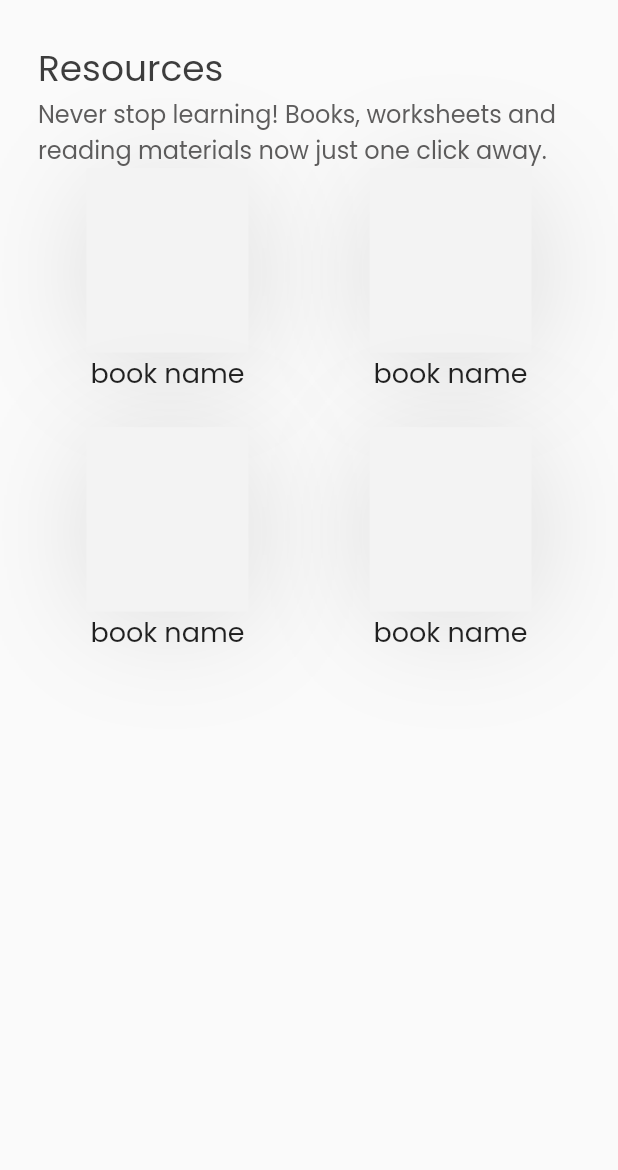
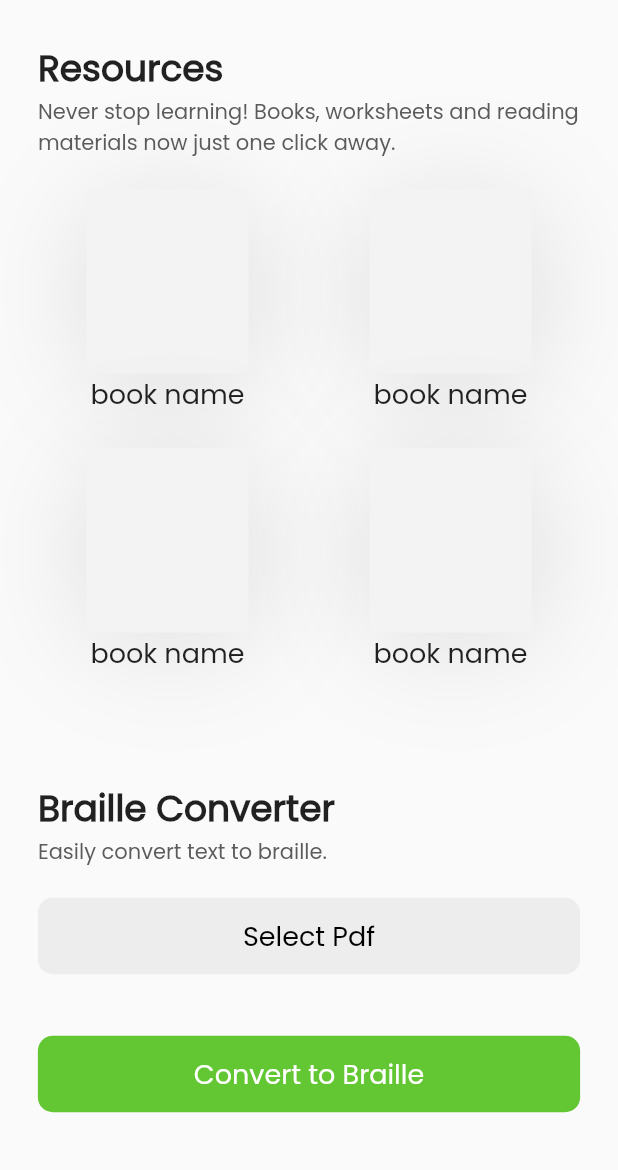
Before and after one commit to 1psrishti/educazy, a Flutter app: the HomeScreen screen opened directly, after a tap on "Resources", on a phone screen of 412 x 824 dp, the part 66-1236 px from its top. Run offline on Flutter 3.47's test engine with Material 2 defaults, Android fonts, the phone set to English and light mode, and no system bars; our stand-ins replace file_picker, flutter_svg, flutter_vector_icons, google_fonts; missing offline and left inert: read_pdf_text; project files that could hold a hidden picture were left out.

Commit message:
added braille converter

```diff
--- a/lib/screens/homescreen.dart
+++ b/lib/screens/homescreen.dart
@@ -4,8 +4,10 @@ import 'package:educazy/helper_methods.dart';
 import 'package:educazy/screens/progress_card.dart';
 import 'package:educazy/screens/quiz_screens/quiz_ques.dart';
 import 'package:educazy/screens/resources_screen.dart';
+import 'package:educazy/widgets/text_styles.dart';
 import 'package:flutter/material.dart';
 import 'package:educazy/widgets.dart';
+import 'package:google_fonts/google_fonts.dart';
 import 'package:provider/provider.dart';
 
 class HomeScreen extends StatefulWidget {
@@ -42,29 +44,32 @@ class _HomeScreenState extends State<HomeScreen> {
                       ),
                     ),
                     const SizedBox(height: 10),
-                    const Text(
+                    Text(
                       "Explore, question, learn. Connect virtually with the "
                       "guided support of sign language detection and "
                       "subtitles.",
                       textAlign: TextAlign.center,
-                      style: TextStyle(
-                        fontFamily: "Poppins",
+                      style: GoogleFonts.poppins(
                         fontSize: 16,
-                        color: Color(0xffAEAEAE),
+                        color: const Color(0xffAEAEAE),
                       ),
                     ),
-                    const SizedBox(height: 20),
+                    const SizedBox(height: 30),
                     Container(
-                      padding: const EdgeInsets.all(12),
+                      padding: const EdgeInsets.all(16),
                       child: const TextField(
                         decoration: InputDecoration.collapsed(
                             hintText: "Enter code - Excyyz-99990",
                             hintStyle: TextStyle(
-                                fontSize: 18, color: Color(0xff8D8D8D))),
+                              fontSize: 18,
+                              color: Color(0xff8D8D8D),
+                            ),
+                        ),
                       ),
                       decoration: const BoxDecoration(
                           color: Color(0xffEDEDED),
-                          borderRadius: BorderRadius.all(Radius.circular(10))),
+                          borderRadius: BorderRadius.all(Radius.circular(10)),
+                      ),
                     ),
                     const SizedBox(height: 16),
                     GestureDetector(
@@ -86,7 +91,7 @@ class _HomeScreenState extends State<HomeScreen> {
                         ),
                       ),
                     ),
-                    const SizedBox(height: 44),
+                    const SizedBox(height: 50),
                     Column(
                       children: [
                         Row(
@@ -99,13 +104,16 @@ class _HomeScreenState extends State<HomeScreen> {
                             Tabs(
                                 onPressed: () {
                                   HelperMethods.navigateTo(
-                                      MultiProvider(providers: [
-                                        ChangeNotifierProvider(
-                                            create: ((context) => QuizData())),
-                                        ChangeNotifierProvider(
-                                            create: ((context) => TimerData())),
-                                      ], child: QuizQues()),
-                                      context);
+                                      MultiProvider(
+                                          providers: [
+                                            ChangeNotifierProvider(
+                                                create: (context) => QuizData()),
+                                            ChangeNotifierProvider(
+                                                create: (context) => TimerData()),
+                                          ],
+                                          child: const QuizQues(),
+                                      ), context
+                                  );
                                 },
                                 imagePath: "assets/images/tests.png",
                                 text: "Tests"),
@@ -117,15 +125,14 @@ class _HomeScreenState extends State<HomeScreen> {
                           children: [
                             Tabs(
                                 onPressed: () {
-                                  HelperMethods.navigateTo(
-                                      Progresscard(), context);
+                                  HelperMethods.navigateTo(const Progresscard(), context);
                                 },
                                 imagePath: "assets/images/progress_cards.png",
                                 text: "Progress\nCard"),
                             Tabs(
                                 onPressed: () {
                                   HelperMethods.navigateTo(
-                                      Resources(), context);
+                                      const Resources(), context);
                                 },
                                 imagePath: "assets/images/resources.png",
                                 text: "Resources"),
@@ -133,23 +140,13 @@ class _HomeScreenState extends State<HomeScreen> {
                         ),
                       ],
                     ),
-                    const SizedBox(height: 62),
+                    const SizedBox(height: 50),
                   ],
                 ),
               ),
-              const Text(
-                "Events",
-                style: TextStyle(
-                  fontWeight: FontWeight.bold,
-                  fontSize: 24,
-                ),
-              ),
+              const HeaderText(text: "Events"),
               const SizedBox(height: 10),
-              const Text(
-                "Upcoming events conducted for you. Find new doors of "
-                "opportunities.",
-                style: TextStyle(color: Color(0xff5B5B5B), fontSize: 14),
-              ),
+              const TaglineText(text: "Upcoming events conducted for you. Find new doors of opportunities."),
               const SizedBox(height: 24),
               SingleChildScrollView(
                 scrollDirection: Axis.horizontal,
@@ -161,20 +158,11 @@ class _HomeScreenState extends State<HomeScreen> {
                   ],
                 ),
               ),
-              const SizedBox(height: 46),
-              const Text(
-                "Schedule",
-                style: TextStyle(
-                  fontWeight: FontWeight.bold,
-                  fontSize: 24,
-                ),
-              ),
+              const SizedBox(height: 50),
+              const HeaderText(text: "Schedule"),
               const SizedBox(height: 10),
-              const Text(
-                "Find your plans for the day.",
-                style: TextStyle(color: Color(0xff5B5B5B), fontSize: 14),
-              ),
-              const SizedBox(height: 24),
+              const TaglineText(text: "Find your plans for the day."),
+              const SizedBox(height: 30),
               Cards(
                 titleText: "Maternal Science Class",
                 date: "5 Aug 2022",
--- a/lib/screens/quiz_screens/quiz_ques.dart
+++ b/lib/screens/quiz_screens/quiz_ques.dart
@@ -259,9 +259,9 @@ class _QuizQuesState extends State<QuizQues> {
                               ),
                               style: GoogleFonts.poppins(
                                   fontWeight: FontWeight.w500, fontSize: 18)),
-                          Icon(
+                          const Icon(
                             Entypo.chevron_small_right,
-                            color: const Color(0xFF7F5EEC),
+                            color: Color(0xFF7F5EEC),
                             size: 21,
                           ),
                         ]),
--- a/lib/screens/resources_screen.dart
+++ b/lib/screens/resources_screen.dart
@@ -1,7 +1,15 @@
+import 'dart:convert';
+import 'dart:io';
 import 'package:educazy/data/resources_data.dart';
 import 'package:educazy/widgets/header_logo.dart';
+import 'package:educazy/widgets/text_styles.dart';
 import 'package:flutter/material.dart';
 import 'package:google_fonts/google_fonts.dart';
+import 'dart:async';
+import 'package:http/http.dart' as http;
+import 'package:file_picker/file_picker.dart';
+import 'package:flutter/services.dart';
+import 'package:read_pdf_text/read_pdf_text.dart';
 
 class Resources extends StatefulWidget {
   const Resources({Key? key}) : super(key: key);
@@ -11,11 +19,17 @@ class Resources extends StatefulWidget {
 }
 
 class _ResourcesState extends State<Resources> {
+  String pdfText = "";
+  String url = "https://api.funtranslations.com/translate/braille/unicode.json?text=";
+  String displayedText = "";
+
   @override
   Widget build(BuildContext context) {
     final width = MediaQuery.of(context).size.width;
+
     return Scaffold(
       body: SafeArea(
+          child: SingleChildScrollView(
         child: Column(
           crossAxisAlignment: CrossAxisAlignment.stretch,
           children: [
@@ -28,36 +42,24 @@ class _ResourcesState extends State<Resources> {
               child: Column(
                 crossAxisAlignment: CrossAxisAlignment.stretch,
                 children: [
-                Text(
-                  'Resources',
-                  style: GoogleFonts.poppins(
-                      fontWeight: FontWeight.w500,
-                      fontSize: 24,
-                      color: const Color(0xFF3D3D3D)),
-                  textAlign: TextAlign.left,
-                ),
-                const SizedBox(),
-                Text(
-                  'Never stop learning! Books, worksheets and reading materials now just one click away.',
-                  style: GoogleFonts.poppins(
-                      fontWeight: FontWeight.w500,
-                      fontSize: 16,
-                      color: const Color(0xFF5E5D5D)),
-                ),
-                Container(
-                    child: GridView.builder(
+                  const HeaderText(text: 'Resources'),
+                  const TaglineText(text: 'Never stop learning! Books, worksheets and reading materials now just one click away.'),
+                  const SizedBox(height: 20),
+                  GridView.builder(
                     itemCount: resources.length,
                     shrinkWrap: true,
-                  gridDelegate: const SliverGridDelegateWithFixedCrossAxisCount(
+                    gridDelegate:
+                        const SliverGridDelegateWithFixedCrossAxisCount(
                             crossAxisCount: 2, crossAxisSpacing: 16),
                     itemBuilder: (context, index) {
                       return Column(children: [
                         Container(
                           width: 108,
                           height: 123,
-                        decoration:
-                            BoxDecoration(color: Color(0xFFF3F3F3), boxShadow: [
-                          const BoxShadow(
+                          decoration: const BoxDecoration(
+                              color: Color(0xFFF3F3F3),
+                              boxShadow: [
+                                BoxShadow(
                                   offset: Offset(2, 8),
                                   blurRadius: 79,
                                   spreadRadius: -19,
@@ -72,12 +74,111 @@ class _ResourcesState extends State<Resources> {
                         )
                       ]);
                     },
-                ))
+                  ),
+                  const SizedBox(height: 50),
+                  const HeaderText(text: "Braille Converter"),
+                  const TaglineText(text: "Easily convert text to braille."),
+                  const SizedBox(height: 20),
+                  GestureDetector(
+                    onTap: () async {
+                      final FilePickerResult? result =
+                          await FilePicker.platform.pickFiles(
+                        type: FileType.custom,
+                        allowedExtensions: ['pdf'],
+                      );
+                      if (result != null) {
+                        File file = File(result.files.single.path ?? "");
+                        getPDFText(file.path).then((pdfText) {
+                          final text = pdfText.replaceAll("\n", " ");
+                          pdfText = text;
+                          setState(() {
+                            displayedText = "PDF selected.";
+                          });
+                        });
+                      }
+                    },
+                    child: Container(
+                      padding: const EdgeInsets.all(12),
+                      child: const Text(
+                        "Select Pdf",
+                        textAlign: TextAlign.center,
+                        style: TextStyle(
+                          color: Colors.black,
+                          fontSize: 18,
+                        ),
+                      ),
+                      width: double.infinity,
+                      decoration: const BoxDecoration(
+                        color: Color(0xffEDEDED),
+                        borderRadius: BorderRadius.all(Radius.circular(10)),
+                      ),
+                    ),
+                  ),
+                  const SizedBox(height: 10),
+                  Text(displayedText),
+                  const SizedBox(height: 10),
+                  GestureDetector(
+                    onTap: () {
+                      getBraille(pdfText);
+                    },
+                    child: Container(
+                      padding: const EdgeInsets.all(12),
+                      child: const Text(
+                        "Convert to Braille",
+                        textAlign: TextAlign.center,
+                        style: TextStyle(
+                          color: Colors.white,
+                          fontSize: 18,
+                        ),
+                      ),
+                      width: double.infinity,
+                      decoration: const BoxDecoration(
+                        color: Color(0xff62C733),
+                        borderRadius: BorderRadius.all(Radius.circular(10)),
+                      ),
+                    ),
+                  ),
+                  const SizedBox(height: 50),
                 ],
               ),
             )
           ],
+        ),
       )),
     );
   }
+
+  Future<String> getPDFText(String path) async {
+    try {
+      pdfText = await ReadPdfText.getPDFtext(path);
+    } on PlatformException {
+      debugPrint("Failed to get PDF text.");
     }
+    return pdfText;
+  }
+
+  void getBraille(String text) {
+    text = text.substring(0, 1900);
+    text = text.replaceAll(RegExp('[^A-Za-z0-9]'), '');
+    displayedText = "";
+    String finalUrl = url + text;
+    final uri = Uri.parse(finalUrl);
+    http.get(uri).then((response) {
+      if (response.statusCode == 200) {
+        final responseBody = response.body;
+        final decodedJson = jsonDecode(responseBody);
+        final brailleData = decodedJson['contents'];
+        final List resultsList = brailleData['translated'];
+        for (var i = 0; i < resultsList.length; i++) {
+          debugPrint(resultsList[i]);
+          displayedText = displayedText + resultsList[i];
+        }
+        setState(() {});
+      } else {
+        debugPrint(response.statusCode.toString());
+      }
+    }).catchError((e) {
+      debugPrint("---------------------------$e-----------------------------");
+    });
+  }
+}
--- a/lib/widgets.dart
+++ b/lib/widgets.dart
@@ -10,7 +10,11 @@ class Tabs extends StatelessWidget {
 
   @override
   Widget build(BuildContext context) {
-    return GestureDetector(
+    return Material(
+      color: Colors.white,
+      child: InkWell(
+        splashColor: Color(0xffFF633A),
+        // focusColor: Colors.orange,
         onTap: onPressed,
         child: Container(
           width: MediaQuery.of(context).size.width / 2.37,
@@ -30,18 +34,19 @@ class Tabs extends StatelessWidget {
             ],
           ),
           decoration: BoxDecoration(
-          color: Colors.white,
+            // color: Colors.transparent,
             borderRadius: const BorderRadius.all(Radius.circular(5)),
             border: Border.all(
               color: const Color(0xffFFD7CC),
             ),
-          boxShadow: [
-            BoxShadow(
-              color: Colors.grey.withOpacity(0.5),
-              blurRadius: 5,
-              offset: const Offset(0, 2),
+            // boxShadow: [
+              // BoxShadow(
+              //   // color: Colors.grey.withOpacity(0.5),
+              //   blurRadius: 5,
+              //   offset: const Offset(0, 2),
+              // ),
+            // ],
           ),
-          ],
         ),
       ),
     );
--- /dev/null
+++ b/lib/widgets/text_styles.dart
@@ -0,0 +1,39 @@
+import 'package:flutter/material.dart';
+
+
+class HeaderText extends StatelessWidget {
+  final String text;
+
+  const HeaderText({Key? key, required this.text}) : super(key: key);
+
+  @override
+  Widget build(BuildContext context) {
+    return Text(
+      text,
+      style: const TextStyle(
+        fontWeight: FontWeight.bold,
+        fontSize: 24,
+      ),
+    );
+  }
+}
+
+
+
+
+class TaglineText extends StatelessWidget {
+  final String text;
+
+  const TaglineText({Key? key, required this.text}) : super(key: key);
+
+  @override
+  Widget build(BuildContext context) {
+    return Text(
+      text,
+      style: const TextStyle(
+        color: Color(0xff5B5B5B),
+        fontSize: 14,
+      ),
+    );
+  }
+}
--- a/pubspec.yaml
+++ b/pubspec.yaml
@@ -35,6 +35,9 @@ dependencies:
   google_fonts: ^2.3.2
   multi_select_flutter: ^4.1.2
   provider: ^6.0.2
+  read_pdf_text:
+  file_picker:
+  http:
 
 dev_dependencies:
   flutter_lints: ^1.0.0
```
Also changed, not shown: lib/screens/auth_screens/enroll_screen.dart (+30 -44 lines), lib/screens/auth_screens/login_screen.dart (+30 -40 lines), lib/screens/auth_screens/register_screen.dart (+34 -52 lines), lib/screens/progress_card.dart (+3 -16 lines), pubspec.lock, 1 other file. Lines whose indentation alone changed are shown as unchanged.
